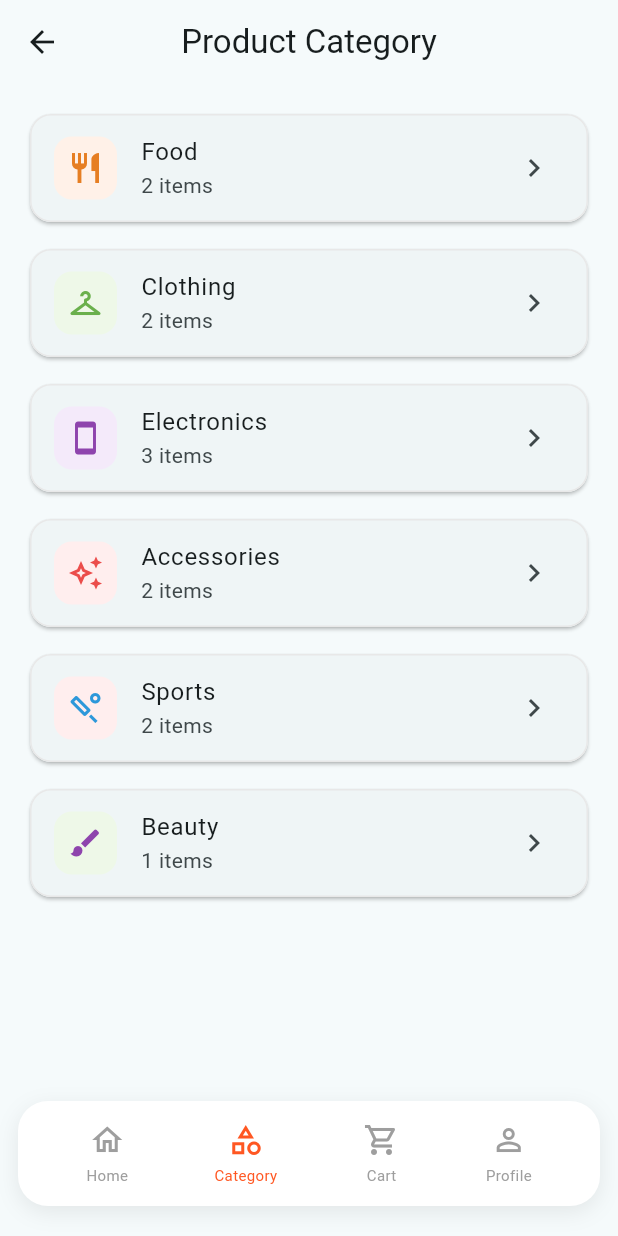
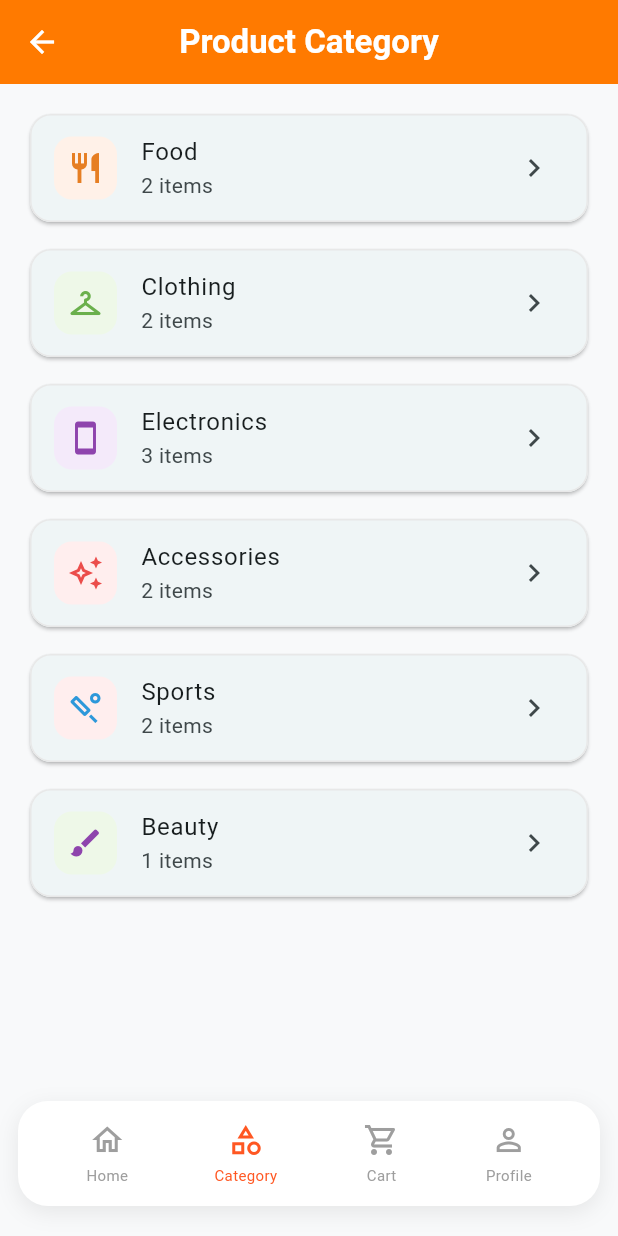
Before and after one commit to hasnine24/CartX, a Flutter app: the ProductCatagoryPage screen opened directly, on a phone screen of 412 x 824 dp. Run offline on Flutter 3.47's test engine with Material 3 defaults, Android fonts, the phone set to English and light mode, and no system bars; our stand-ins replace cloud_firestore, firebase_auth, firebase_core; accounts and stored records are empty.

Commit message:
Enhance AppBar styling in product_catagory.dart
Updated AppBar title style and background color.

```diff
--- a/lib/Hasnine/product_catagory.dart
+++ b/lib/Hasnine/product_catagory.dart
@@ -1,5 +1,4 @@
 import 'package:flutter/material.dart';
-
 import 'navigation.dart';
 import 'product_description.dart';
 import 'products.dart';
@@ -46,9 +45,15 @@ class ProductCatagoryPage extends StatelessWidget {
     ];
 
     return Scaffold(
+      backgroundColor: const Color(0xFFF8F9FA),
       appBar: AppBar(
-        title: const Text('Product Category'),
+        title: const Text("Product Category",
+          style: TextStyle(color: Colors.white, fontWeight: FontWeight.bold),
+        ),
+        backgroundColor: const Color(0xFFFF7A00),
+        iconTheme: const IconThemeData(color: Colors.white),
         centerTitle: true,
+        elevation: 0,
       ),
       body: ListView.separated(
         padding: const EdgeInsets.all(16),
```
